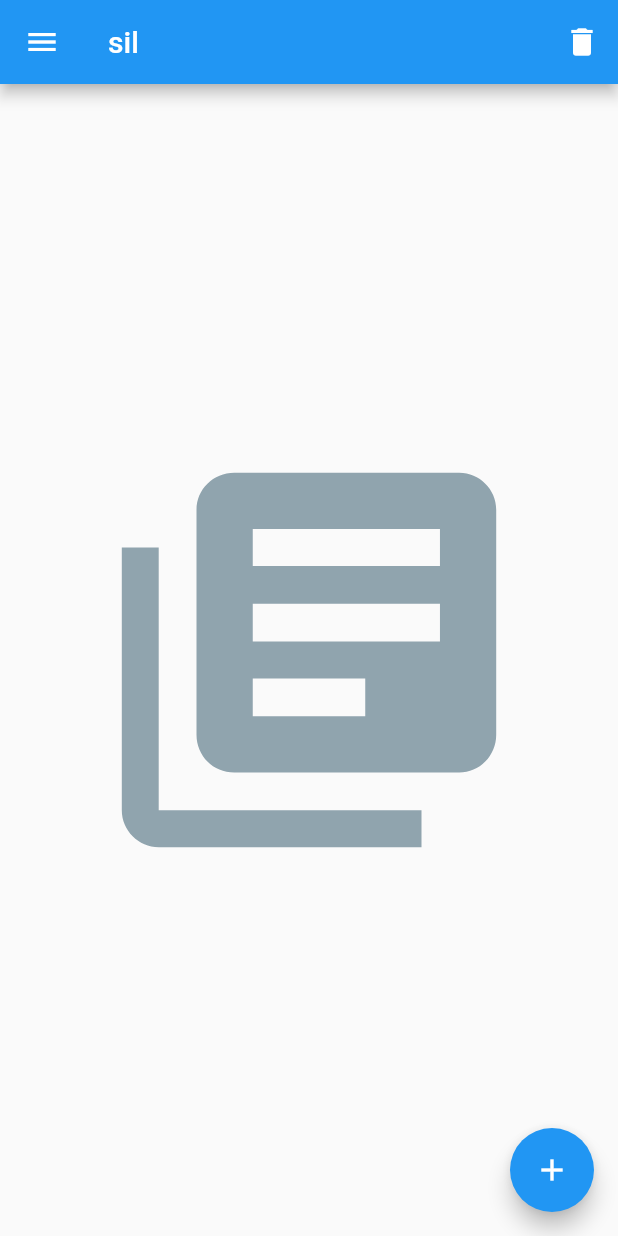
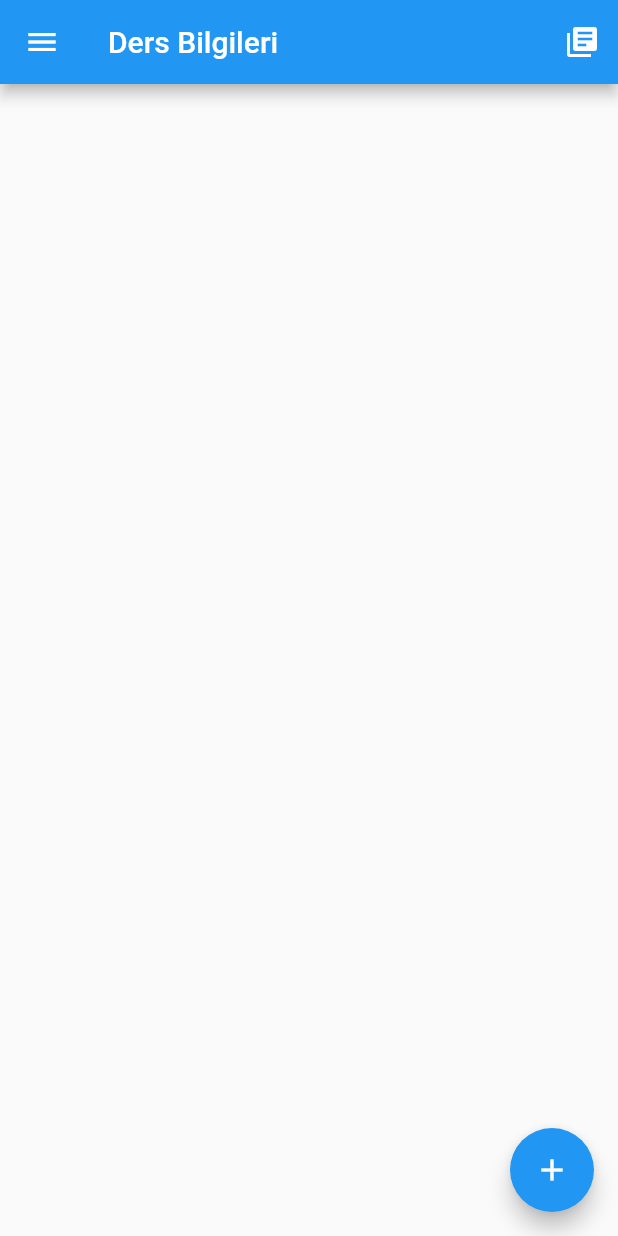
Before and after one commit to merve21c/DersProgrami, a Flutter app: the dersler screen opened directly, on a phone screen of 412 x 824 dp. Run offline on Flutter 3.47's test engine with Material 2 defaults, Android fonts, the phone set to English and light mode, and no system bars; our stand-ins replace cloud_firestore, firebase_auth, firebase_core, fluttertoast; accounts and stored records are empty.

Commit message:
Update dersler.dart

```diff
--- a/lib/dersler.dart
+++ b/lib/dersler.dart
@@ -1,5 +1,5 @@
+import 'package:dersprogrami/Ders_list.dart';
 import 'package:dersprogrami/ekle_sil/Dekle.dart';
-import 'package:dersprogrami/ekle_sil/Dsil.dart';
 import 'package:dersprogrami/yonetici.dart';
 import 'package:flutter/material.dart';
 class dersler extends StatefulWidget {
@@ -14,21 +14,17 @@ class _derslerState extends State<dersler> {
   Widget build(BuildContext context) {
   return  Scaffold(
       appBar: AppBar(
-          title: Text("sil"),
+          title: Text("Ders Bilgileri"),
           actions: <Widget>[
-            IconButton( icon: Icon(Icons.delete),
+            IconButton( icon: Icon(Icons.my_library_books),
                 onPressed: (){
-                  Navigator.push(context,MaterialPageRoute(builder: (context)=>Dsil()));
+                  Navigator.push(context,MaterialPageRoute(builder: (context)=>dersler()));
                 }
             )
           ]
       ),
-    body: Center(
-    child: Icon(
-    Icons.my_library_books,
-    color: Colors.blueGrey.shade300,
-    size: 300
-    ),
+    body: Scrollbar(
+    child:Dlist(),
     ),
       floatingActionButton: FloatingActionButton(
         onPressed: () {
@@ -68,14 +64,6 @@ class _derslerState extends State<dersler> {
           Navigator.push(context,MaterialPageRoute(builder: (context)=> yonetici()));
         },
       ),
-    ListTile(
-          leading: Icon(Icons.my_library_books),
-          title: Text('matemmatik'),
-          trailing: Icon(Icons.arrow_right),
-          onTap: () {
-            Navigator.push(context,MaterialPageRoute(builder: (context)=> dersler()));
-          },
-        ),
     ],
     ),
   )
```
